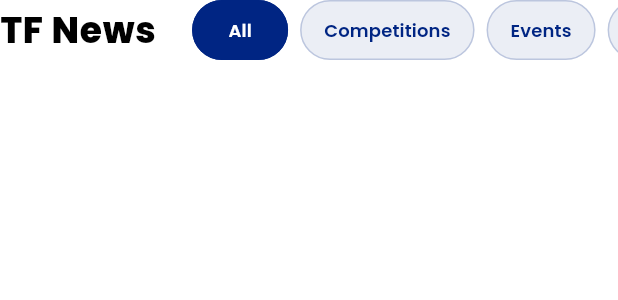
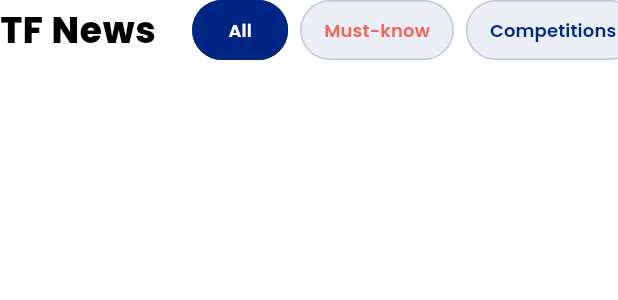
Before and after one commit to Mohammed-Farag-AbuZaid/TF-News, a Flutter app: the NavBar widget shown alone on an empty page, opened directly, on a phone screen of 412 x 824 dp. Shown: the top 300 px of the screen. Run offline on Flutter 3.47's test engine with Material 3 defaults, Android fonts, the phone set to English and light mode, and no system bars; our stand-ins replace cached_network_image, cloud_firestore, connectivity_plus, cross_file, firebase_auth, firebase_core and 9 more; accounts and stored records are empty.

Commit message:
added must-know page

```diff
--- a/lib/app.dart
+++ b/lib/app.dart
@@ -1,6 +1,7 @@
 import 'package:flutter/material.dart';
 import 'package:get/get.dart';
 import 'package:tf_news/bindings/general_bindings.dart';
+import 'package:tf_news/pages/home_page.dart';
 import 'package:tf_news/pages/opportunity_page.dart';
 import 'package:tf_news/utils/constants/colors.dart';
 import 'package:tf_news/utils/theme/theme.dart';
@@ -24,6 +25,10 @@ class App extends StatelessWidget {
       },
       getPages: [
         GetPage(name: '/opportunity/:id', page: () => const OpportunityPage()),
+        GetPage(
+          name: '/must-know',
+          page: () => const HomeScreen(initialCategory: 'Must-know'),
+        ),
       ],
       home: const Scaffold(
         body: Center(child: CircularProgressIndicator(color: TColors.primary)),
--- a/lib/data/opportunity_model.dart
+++ b/lib/data/opportunity_model.dart
@@ -14,6 +14,7 @@ class Opportunity {
   final String topic;
   final String link;
   final int ratingCount;
+  final bool mustKnow;
 
   Opportunity({
     required this.id,
@@ -29,6 +30,7 @@ class Opportunity {
     required this.topic,
     required this.link,
     required this.ratingCount,
+    this.mustKnow = false,
   });
 
   factory Opportunity.fromFirestore(DocumentSnapshot doc) {
@@ -47,6 +49,7 @@ class Opportunity {
       topic: data['topic'] ?? '',
       link: data['link'] ?? '',
       ratingCount: (data['ratingCount'] as num?)?.toInt() ?? 0,
+      mustKnow: data['mustKnow'] as bool? ?? false,
     );
   }
 }
--- a/lib/pages/widgets/category_button.dart
+++ b/lib/pages/widgets/category_button.dart
@@ -18,33 +18,38 @@ class CategoryButton extends StatelessWidget {
     return TextButton(
       onPressed: onTap,
       style: ButtonStyle(
-        backgroundColor: WidgetStatePropertyAll(
-          isSelected ? TColors.primary : TColors.primary.withValues(alpha: 0.08),
+        backgroundColor: MaterialStatePropertyAll(
+          isSelected ? TColors.primary : TColors.primary.withOpacity(0.08),
         ),
-        foregroundColor: WidgetStatePropertyAll(
+        foregroundColor: MaterialStatePropertyAll(
           isSelected ? Colors.white : TColors.primary,
         ),
-        shape: WidgetStatePropertyAll(
+        shape: MaterialStatePropertyAll(
           RoundedRectangleBorder(
             borderRadius: BorderRadius.circular(20),
             side: BorderSide(
               color: isSelected
                   ? TColors.primary
-                  : TColors.primary.withValues(alpha: 0.2),
+                  : TColors.primary.withOpacity(0.2),
             ),
           ),
         ),
-        padding: const WidgetStatePropertyAll(
+        padding: const MaterialStatePropertyAll(
           EdgeInsets.symmetric(horizontal: 16, vertical: 8),
         ),
         tapTargetSize: MaterialTapTargetSize.shrinkWrap,
       ),
       child: Text(
         label,
-        style: Theme.of(context).textTheme.labelLarge?.copyWith(
-              fontWeight: FontWeight.w600,
-              color: isSelected ? Colors.white : TColors.primary,
-            ),
+        style: (label == 'Must-know')
+            ? Theme.of(context).textTheme.labelLarge?.copyWith(
+                fontWeight: FontWeight.w600,
+                color: isSelected ? Colors.red : Colors.red.withOpacity(0.8),
+              )
+            : Theme.of(context).textTheme.labelLarge?.copyWith(
+                fontWeight: FontWeight.w600,
+                color: isSelected ? Colors.white : TColors.primary,
+              ),
       ),
     );
   }
--- a/lib/pages/widgets/nav_bar.dart
+++ b/lib/pages/widgets/nav_bar.dart
@@ -1,10 +1,12 @@
 import 'package:flutter/material.dart';
+import 'package:get/get.dart';
 import 'package:tf_news/pages/widgets/category_button.dart';
 
 class NavBar extends StatefulWidget {
   final ValueChanged<String>? onCategorySelected;
+  final String initialCategory;
 
-  const NavBar({super.key, this.onCategorySelected});
+  const NavBar({super.key, this.onCategorySelected, this.initialCategory = 'All'});
 
   @override
   State<NavBar> createState() => _NavBarState();
@@ -13,6 +15,7 @@ class NavBar extends StatefulWidget {
 class _NavBarState extends State<NavBar> {
   final List<String> categories = const [
     'All',
+    'Must-know',
     'Competitions',
     'Events',
     'Programs',
@@ -21,7 +24,13 @@ class _NavBarState extends State<NavBar> {
     'More',
   ];
 
-  String selected = 'All';
+  late String selected;
+
+  @override
+  void initState() {
+    super.initState();
+    selected = widget.initialCategory;
+  }
 
   @override
   Widget build(BuildContext context) {
@@ -49,6 +58,9 @@ class _NavBarState extends State<NavBar> {
                         isSelected: category == selected,
                         onTap: () {
                           setState(() => selected = category);
+                          if (category == 'Must-know') {
+                            Get.toNamed('/must-know');
+                          }
                           widget.onCategorySelected?.call(category);
                         },
                       ),
--- a/lib/pages/widgets/status_column.dart
+++ b/lib/pages/widgets/status_column.dart
@@ -15,7 +15,6 @@ class _StatusColumnState extends State<StatusColumn> {
     FilterItem('Active', Icons.bolt),
     FilterItem('Ended', Icons.event_busy),
     FilterItem('Upcoming', Icons.upcoming_outlined),
-    FilterItem('Most Popular', Icons.local_fire_department),
   ];
 
   String selected = 'Active';
```
Also changed, not shown: lib/data/opportunity_repository.dart (+4 -3 lines), lib/pages/home_page.dart (+14 -11 lines).
